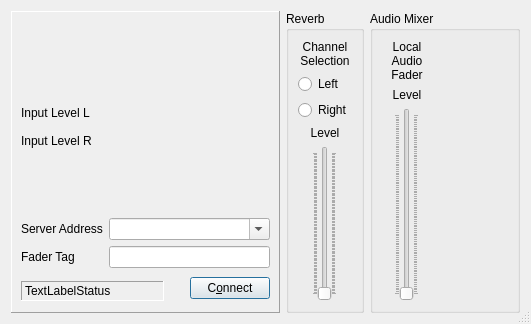
Before: the Qt Designer form src/llconclientdlgbase.ui in jamulussoftware/jamulus, drawn with Qt 5.
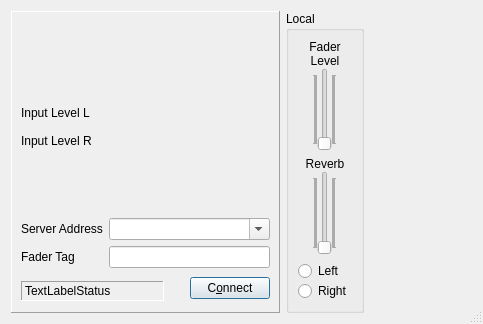
After: the same form once the commit is applied. Icons and pictures are not drawn. Custom widgets are drawn as their Qt base class.

What changed in the file:
```diff
--- a/src/llconclientdlgbase.ui
+++ b/src/llconclientdlgbase.ui
@@ -5,7 +5,7 @@
    <rect>
     <x>0</x>
     <y>0</y>
-    <width>531</width>
+    <width>483</width>
     <height>324</height>
    </rect>
   </property>
@@ -347,157 +347,22 @@
    <item>
     <widget class="QGroupBox" name="GroupBoxReverberation" >
      <property name="title" >
-      <string>Reverb</string>
+      <string>Local</string>
      </property>
      <layout class="QVBoxLayout" >
-      <item>
-       <widget class="QLabel" name="TextLabelReverbSelection" >
-        <property name="text" >
-         <string>Channel
-Selection</string>
-        </property>
-        <property name="alignment" >
-         <set>Qt::AlignCenter</set>
-        </property>
-        <property name="wordWrap" >
-         <bool>false</bool>
-        </property>
-       </widget>
-      </item>
-      <item>
-       <widget class="QRadioButton" name="RadioButtonRevSelL" >
-        <property name="text" >
-         <string>Left</string>
-        </property>
-       </widget>
-      </item>
-      <item>
-       <widget class="QRadioButton" name="RadioButtonRevSelR" >
-        <property name="text" >
-         <string>Right</string>
-        </property>
-       </widget>
-      </item>
       <item>
        <layout class="QVBoxLayout" >
         <property name="spacing" >
-         <number>6</number>
-        </property>
-        <property name="leftMargin" >
          <number>0</number>
         </property>
-        <property name="topMargin" >
-         <number>0</number>
-        </property>
-        <property name="rightMargin" >
-         <number>0</number>
-        </property>
-        <property name="bottomMargin" >
-         <number>0</number>
-        </property>
-        <item>
-         <widget class="QLabel" name="TextLabelAudReverb" >
-          <property name="text" >
-           <string>Level</string>
-          </property>
-          <property name="alignment" >
-           <set>Qt::AlignCenter</set>
-          </property>
-          <property name="wordWrap" >
-           <bool>false</bool>
-          </property>
-         </widget>
-        </item>
-        <item>
-         <layout class="QHBoxLayout" >
-          <property name="spacing" >
-           <number>6</number>
-          </property>
-          <property name="leftMargin" >
-           <number>0</number>
-          </property>
-          <property name="topMargin" >
-           <number>0</number>
-          </property>
-          <property name="rightMargin" >
-           <number>0</number>
-          </property>
-          <property name="bottomMargin" >
-           <number>0</number>
-          </property>
-          <item>
-           <spacer>
-            <property name="orientation" >
-             <enum>Qt::Horizontal</enum>
-            </property>
-            <property name="sizeType" >
-             <enum>QSizePolicy::Minimum</enum>
-            </property>
-            <property name="sizeHint" >
-             <size>
-              <width>0</width>
-              <height>20</height>
-             </size>
-            </property>
-           </spacer>
-          </item>
-          <item>
-           <widget class="QSlider" name="SliderAudReverb" >
-            <property name="pageStep" >
-             <number>1</number>
-            </property>
-            <property name="orientation" >
-             <enum>Qt::Vertical</enum>
-            </property>
-            <property name="tickPosition" >
-             <enum>QSlider::TicksBothSides</enum>
-            </property>
-           </widget>
-          </item>
-          <item>
-           <spacer>
-            <property name="orientation" >
-             <enum>Qt::Horizontal</enum>
-            </property>
-            <property name="sizeType" >
-             <enum>QSizePolicy::Minimum</enum>
-            </property>
-            <property name="sizeHint" >
-             <size>
-              <width>0</width>
-              <height>20</height>
-             </size>
-            </property>
-           </spacer>
-          </item>
-         </layout>
-        </item>
-       </layout>
-      </item>
-     </layout>
-    </widget>
-   </item>
-   <item>
-    <widget class="QGroupBox" name="GroupBoxAudioInput" >
-     <property name="title" >
-      <string>Audio Mixer</string>
-     </property>
-     <layout class="QHBoxLayout" >
-      <item>
-       <layout class="QVBoxLayout" >
         <item>
          <widget class="QLabel" name="TextAudInFader" >
           <property name="text" >
-           <string>Local
-Audio
-Fader</string>
+           <string>Fader</string>
           </property>
           <property name="alignment" >
            <set>Qt::AlignCenter</set>
           </property>
-          <property name="wordWrap" >
-           <bool>false</bool>
-          </property>
          </widget>
         </item>
         <item>
@@ -586,18 +451,132 @@
        </layout>
       </item>
       <item>
-       <widget class="CAudioMixerBoard" native="1" name="MainMixerBoard" >
-        <property name="sizePolicy" >
-         <sizepolicy vsizetype="Preferred" hsizetype="Expanding" >
-          <horstretch>0</horstretch>
-          <verstretch>0</verstretch>
-         </sizepolicy>
+       <layout class="QVBoxLayout" >
+        <property name="spacing" >
+         <number>0</number>
         </property>
-       </widget>
+        <property name="leftMargin" >
+         <number>0</number>
+        </property>
+        <property name="topMargin" >
+         <number>0</number>
+        </property>
+        <property name="rightMargin" >
+         <number>0</number>
+        </property>
+        <property name="bottomMargin" >
+         <number>0</number>
+        </property>
+        <item>
+         <widget class="QLabel" name="TextLabelAudReverb" >
+          <property name="text" >
+           <string>Reverb</string>
+          </property>
+          <property name="alignment" >
+           <set>Qt::AlignCenter</set>
+          </property>
+         </widget>
+        </item>
+        <item>
+         <layout class="QHBoxLayout" >
+          <property name="spacing" >
+           <number>6</number>
+          </property>
+          <property name="leftMargin" >
+           <number>0</number>
+          </property>
+          <property name="topMargin" >
+           <number>0</number>
+          </property>
+          <property name="rightMargin" >
+           <number>0</number>
+          </property>
+          <property name="bottomMargin" >
+           <number>0</number>
+          </property>
+          <item>
+           <spacer>
+            <property name="orientation" >
+             <enum>Qt::Horizontal</enum>
+            </property>
+            <property name="sizeType" >
+             <enum>QSizePolicy::Minimum</enum>
+            </property>
+            <property name="sizeHint" >
+             <size>
+              <width>0</width>
+              <height>20</height>
+             </size>
+            </property>
+           </spacer>
+          </item>
+          <item>
+           <widget class="QSlider" name="SliderAudReverb" >
+            <property name="pageStep" >
+             <number>1</number>
+            </property>
+            <property name="orientation" >
+             <enum>Qt::Vertical</enum>
+            </property>
+            <property name="tickPosition" >
+             <enum>QSlider::TicksBothSides</enum>
+            </property>
+           </widget>
+          </item>
+          <item>
+           <spacer>
+            <property name="orientation" >
+             <enum>Qt::Horizontal</enum>
+            </property>
+            <property name="sizeType" >
+             <enum>QSizePolicy::Minimum</enum>
+            </property>
+            <property name="sizeHint" >
+             <size>
+              <width>0</width>
+              <height>20</height>
+             </size>
+            </property>
+           </spacer>
+          </item>
+         </layout>
+        </item>
+       </layout>
+      </item>
+      <item>
+       <layout class="QVBoxLayout" >
+        <property name="spacing" >
+         <number>0</number>
+        </property>
+        <item>
+         <widget class="QRadioButton" name="RadioButtonRevSelL" >
+          <property name="text" >
+           <string>Left</string>
+          </property>
+         </widget>
+        </item>
+        <item>
+         <widget class="QRadioButton" name="RadioButtonRevSelR" >
+          <property name="text" >
+           <string>Right</string>
+          </property>
+         </widget>
+        </item>
+       </layout>
       </item>
      </layout>
     </widget>
    </item>
+   <item>
+    <widget class="CAudioMixerBoard" native="1" name="MainMixerBoard" >
+     <property name="sizePolicy" >
+      <sizepolicy vsizetype="Preferred" hsizetype="Expanding" >
+       <horstretch>0</horstretch>
+       <verstretch>0</verstretch>
+      </sizepolicy>
+     </property>
+    </widget>
+   </item>
   </layout>
  </widget>
  <customwidgets>
```
Left out of the diff: 2 changed lines with no effect on the pictures.
